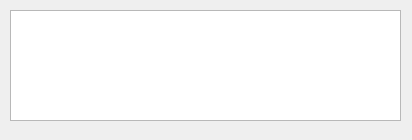
Old version of the form widgets/console/messagebox.ui in the repository BlumenthalJD/Lqwd.
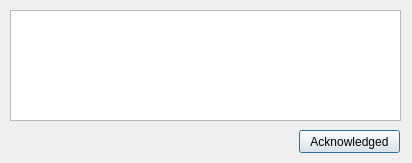
New version of the form. Icons and pictures are not drawn.

Patch:
```diff
--- a/widgets/console/messagebox.ui
+++ b/widgets/console/messagebox.ui
@@ -7,13 +7,13 @@
     <x>0</x>
     <y>0</y>
     <width>412</width>
-    <height>140</height>
+    <height>163</height>
    </rect>
   </property>
   <property name="maximumSize">
    <size>
     <width>412</width>
-    <height>140</height>
+    <height>200</height>
    </size>
   </property>
   <property name="windowTitle">
@@ -33,6 +33,19 @@
     </rect>
    </property>
   </widget>
+  <widget class="QPushButton" name="pushButton">
+   <property name="geometry">
+    <rect>
+     <x>299</x>
+     <y>130</y>
+     <width>101</width>
+     <height>23</height>
+    </rect>
+   </property>
+   <property name="text">
+    <string>Acknowledged</string>
+   </property>
+  </widget>
  </widget>
  <resources>
   <include location="../../icons/icons.qrc"/>
```
